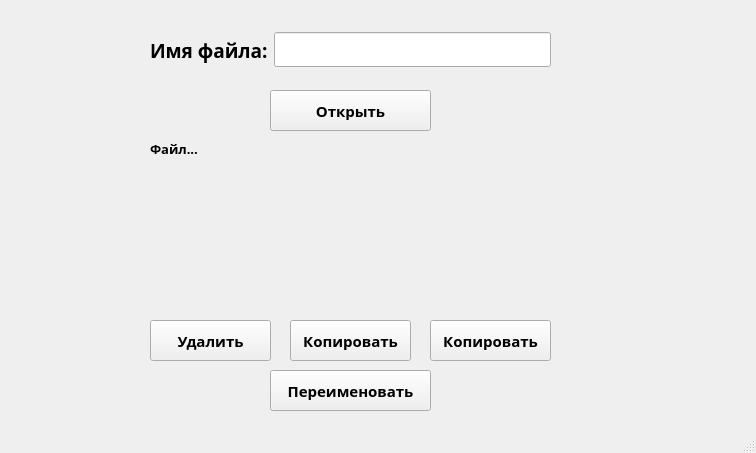
Before: the Qt Designer form FileManeger.ui in lllRusLiklll/FileManeger, drawn with Qt 5.
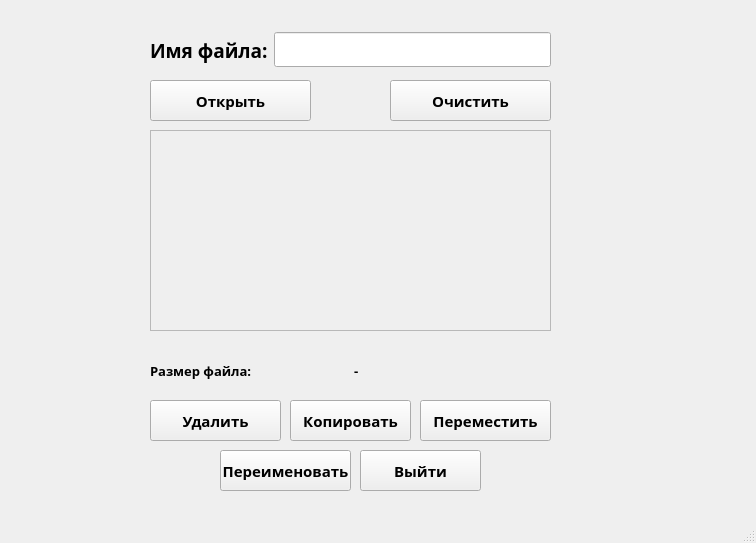
After: the same form once the commit is applied.

Commit message: Готово

What changed in the file:
```diff
--- a/FileManeger.ui
+++ b/FileManeger.ui
@@ -7,7 +7,7 @@
     <x>0</x>
     <y>0</y>
     <width>756</width>
-    <height>453</height>
+    <height>543</height>
    </rect>
   </property>
   <property name="windowTitle">
@@ -56,8 +56,8 @@
    <widget class="QPushButton" name="pushButton">
     <property name="geometry">
      <rect>
-      <x>270</x>
-      <y>90</y>
+      <x>150</x>
+      <y>80</y>
       <width>161</width>
       <height>41</height>
      </rect>
@@ -77,36 +77,12 @@
      <string>Открыть</string>
     </property>
    </widget>
-   <widget class="QLabel" name="label_2">
+   <widget class="QPushButton" name="deleteButton">
     <property name="geometry">
      <rect>
       <x>150</x>
-      <y>140</y>
-      <width>401</width>
-      <height>171</height>
-     </rect>
-    </property>
-    <property name="font">
-     <font>
-      <family>Aharoni</family>
-      <pointsize>10</pointsize>
-      <weight>75</weight>
-      <bold>true</bold>
-     </font>
-    </property>
-    <property name="text">
-     <string>Файл...</string>
-    </property>
-    <property name="alignment">
-     <set>Qt::AlignLeading|Qt::AlignLeft|Qt::AlignTop</set>
-    </property>
-   </widget>
-   <widget class="QPushButton" name="pushButton_2">
-    <property name="geometry">
-     <rect>
-      <x>150</x>
-      <y>320</y>
-      <width>121</width>
+      <y>400</y>
+      <width>131</width>
       <height>41</height>
      </rect>
     </property>
@@ -129,7 +105,7 @@
     <property name="geometry">
      <rect>
       <x>290</x>
-      <y>320</y>
+      <y>400</y>
       <width>121</width>
       <height>41</height>
      </rect>
@@ -152,9 +128,9 @@
    <widget class="QPushButton" name="pushButton_4">
     <property name="geometry">
      <rect>
-      <x>430</x>
-      <y>320</y>
-      <width>121</width>
+      <x>420</x>
+      <y>400</y>
+      <width>131</width>
       <height>41</height>
      </rect>
     </property>
@@ -170,15 +146,15 @@
      <cursorShape>PointingHandCursor</cursorShape>
     </property>
     <property name="text">
-     <string>Копировать</string>
+     <string>Переместить</string>
     </property>
    </widget>
    <widget class="QPushButton" name="pushButton_5">
     <property name="geometry">
      <rect>
-      <x>270</x>
-      <y>370</y>
-      <width>161</width>
+      <x>220</x>
+      <y>450</y>
+      <width>131</width>
       <height>41</height>
      </rect>
     </property>
@@ -197,6 +173,119 @@
      <string>Переименовать</string>
     </property>
    </widget>
+   <widget class="QScrollArea" name="scrollArea">
+    <property name="geometry">
+     <rect>
+      <x>150</x>
+      <y>130</y>
+      <width>401</width>
+      <height>201</height>
+     </rect>
+    </property>
+    <property name="widgetResizable">
+     <bool>true</bool>
+    </property>
+    <widget class="QWidget" name="scrollAreaWidgetContents">
+     <property name="geometry">
+      <rect>
+       <x>0</x>
+       <y>0</y>
+       <width>399</width>
+       <height>199</height>
+      </rect>
+     </property>
+    </widget>
+   </widget>
+   <widget class="QWidget" name="horizontalLayoutWidget_2">
+    <property name="geometry">
+     <rect>
+      <x>150</x>
+      <y>350</y>
+      <width>401</width>
+      <height>41</height>
+     </rect>
+    </property>
+    <layout class="QHBoxLayout" name="horizontalLayout_2">
+     <item>
+      <widget class="QLabel" name="label_3">
+       <property name="font">
+        <font>
+         <family>Aharoni</family>
+         <pointsize>10</pointsize>
+         <weight>75</weight>
+         <bold>true</bold>
+        </font>
+       </property>
+       <property name="text">
+        <string>Размер файла:</string>
+       </property>
+      </widget>
+     </item>
+     <item>
+      <widget class="QLabel" name="sizeLabel">
+       <property name="font">
+        <font>
+         <family>Aharoni</family>
+         <pointsize>10</pointsize>
+         <weight>75</weight>
+         <bold>true</bold>
+        </font>
+       </property>
+       <property name="text">
+        <string>-</string>
+       </property>
+      </widget>
+     </item>
+    </layout>
+   </widget>
+   <widget class="QPushButton" name="exitButton">
+    <property name="geometry">
+     <rect>
+      <x>360</x>
+      <y>450</y>
+      <width>121</width>
+      <height>41</height>
+     </rect>
+    </property>
+    <property name="font">
+     <font>
+      <family>Aharoni</family>
+      <pointsize>11</pointsize>
+      <weight>75</weight>
+      <bold>true</bold>
+     </font>
+    </property>
+    <property name="cursor">
+     <cursorShape>PointingHandCursor</cursorShape>
+    </property>
+    <property name="text">
+     <string>Выйти</string>
+    </property>
+   </widget>
+   <widget class="QPushButton" name="cleanButton">
+    <property name="geometry">
+     <rect>
+      <x>390</x>
+      <y>80</y>
+      <width>161</width>
+      <height>41</height>
+     </rect>
+    </property>
+    <property name="font">
+     <font>
+      <family>Aharoni</family>
+      <pointsize>11</pointsize>
+      <weight>75</weight>
+      <bold>true</bold>
+     </font>
+    </property>
+    <property name="cursor">
+     <cursorShape>PointingHandCursor</cursorShape>
+    </property>
+    <property name="text">
+     <string>Очистить</string>
+    </property>
+   </widget>
   </widget>
   <widget class="QMenuBar" name="menubar">
    <property name="geometry">
```
Left out of the diff: 8 changed lines with no effect on the pictures. The commit also changes 2 other files.
